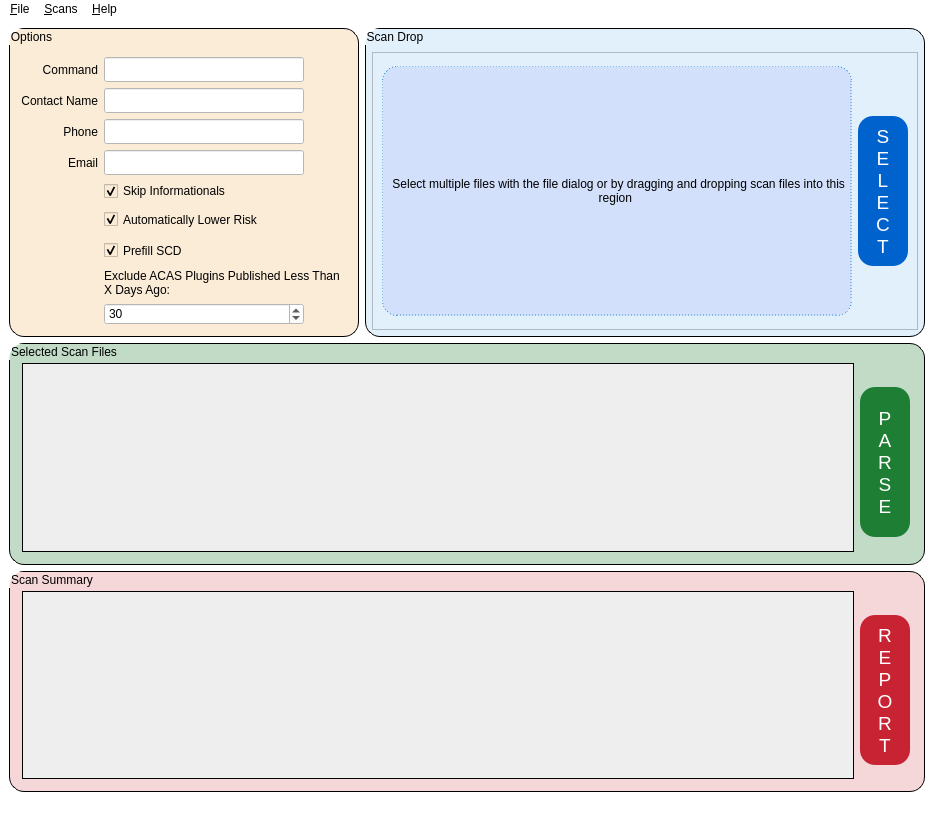
Old version of the form ui_scans_to_reports.ui in the repository CyberSecDef/scans2reports.
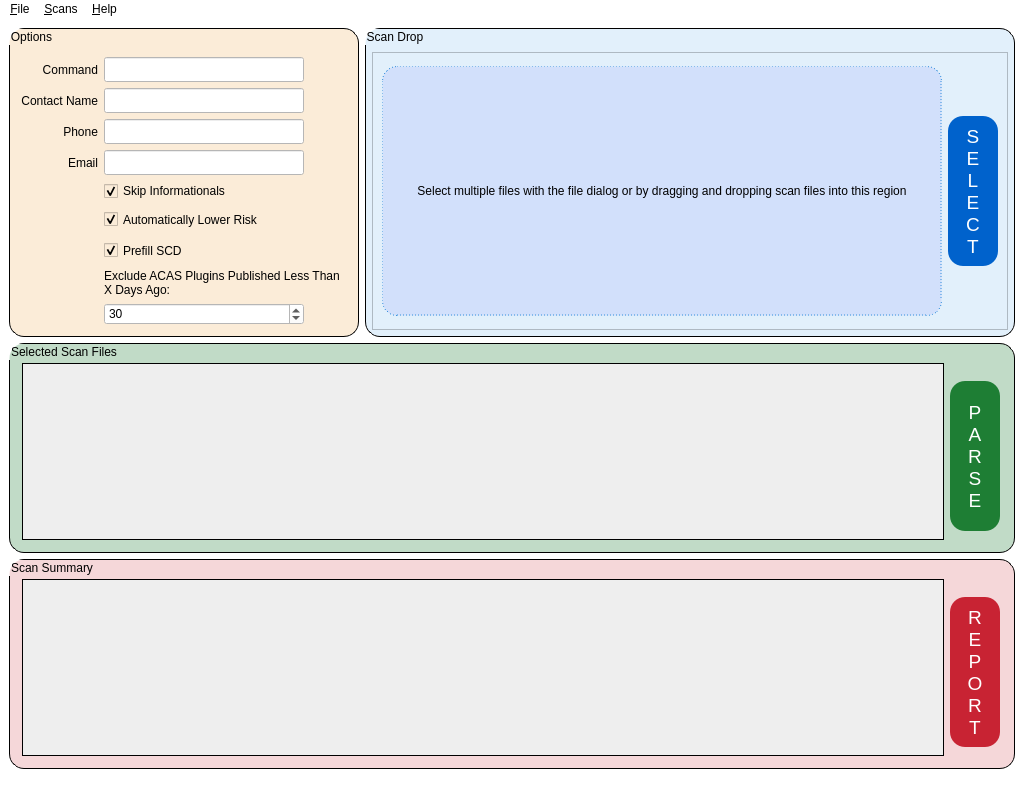
New version of the form.

Diff of the .ui file:
```diff
--- a/ui_scans_to_reports.ui
+++ b/ui_scans_to_reports.ui
@@ -7,8 +7,8 @@
    <rect>
     <x>0</x>
     <y>0</y>
-    <width>934</width>
-    <height>823</height>
+    <width>1024</width>
+    <height>800</height>
    </rect>
   </property>
   <property name="windowTitle">
@@ -64,6 +64,7 @@
 border: 1px solid black;
 margin-left:10px;
 margin-bottom:10px;
+font-size: 8pt;
 }
 QHeaderView::section{
             border-top:0px solid #D8D8D8;
@@ -165,6 +166,7 @@
 margin-left:10px;
 margin-bottom:10px;
 border: 1px solid black;
+font-size:10pt;
 }
 QHeaderView::section{
             border-top:0px solid #D8D8D8;
```
